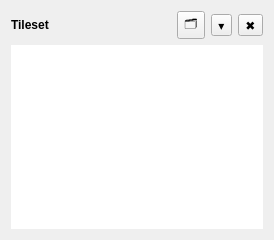
Before: the Qt Designer form src/ui/TilesetBlockWidget.ui in SSmallOrange/MEditor, drawn with Qt 5.
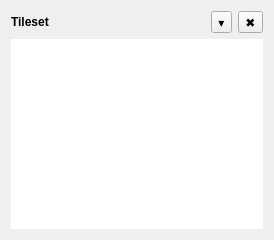
After: the same form once the commit is applied.

```diff
--- a/src/ui/TilesetBlockWidget.ui
+++ b/src/ui/TilesetBlockWidget.ui
@@ -50,16 +50,6 @@
        </property>
       </spacer>
      </item>
-     <item>
-      <widget class="QToolButton" name="buttonManage">
-       <property name="toolTip">
-        <string>管理此 Tileset</string>
-       </property>
-       <property name="text">
-        <string>🗂</string>
-       </property>
-      </widget>
-     </item>
      <item>
       <widget class="QToolButton" name="buttonCollapse">
        <property name="toolTip">
```
